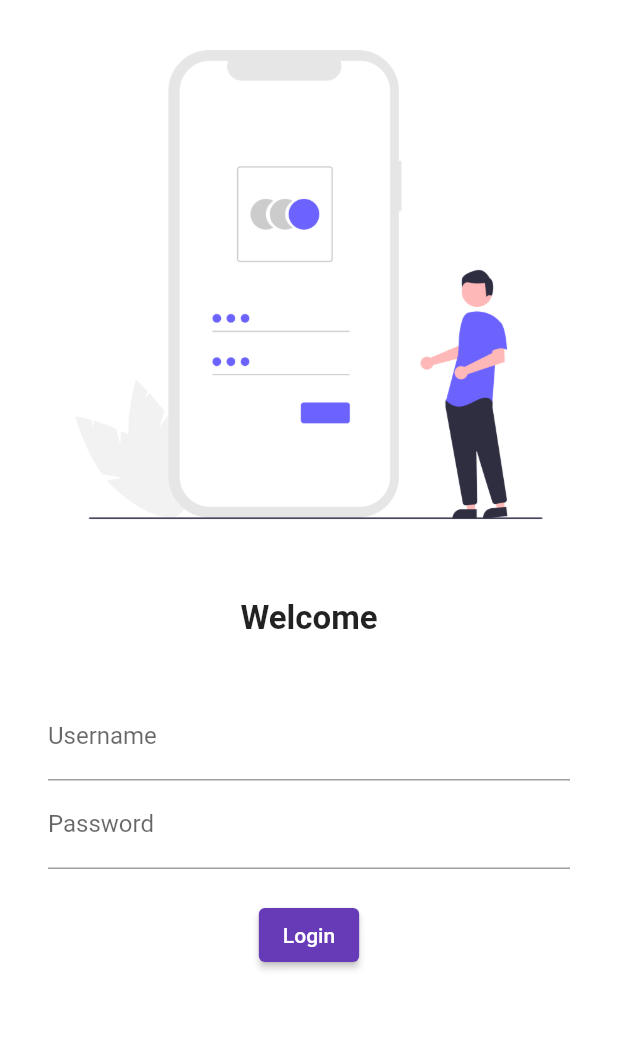
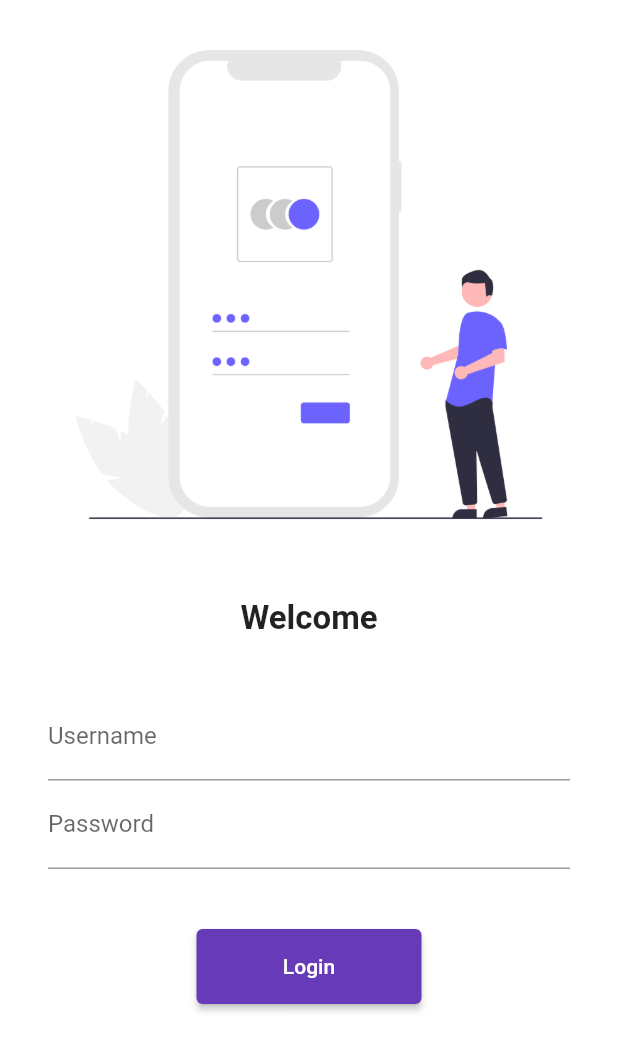
Before and after one commit to Ashutosh2504/flutter_1, a Flutter app: the screen it shows after launch, on a phone screen of 412 x 824 dp. Shown: the top 1051 px of the screen. Run offline on Flutter 3.47's test engine with Material 2 defaults, Android fonts, the phone set to English and light mode, and no system bars.

```diff
--- a/lib/main.dart
+++ b/lib/main.dart
@@ -1,6 +1,7 @@
 import 'package:flutter/material.dart';
 import 'package:flutter_1/pages/home_page.dart';
 import 'package:flutter_1/pages/login_page.dart';
+import 'package:flutter_1/util/routes.dart';
 
 void main() {
   runApp(MyApp());
@@ -25,8 +26,8 @@ class MyApp extends StatelessWidget {
       //initialRoute: "/home",
       routes: {
         "/": (context) => LoginPage(),
-        "/login": (context) => LoginPage(),
-        "/home": (context) => HomePage()
+        MyRoutes.loginRoute: (context) => LoginPage(),
+        MyRoutes.homeRoute: (context) => HomePage()
       },
     );
   }
--- a/lib/pages/login_page.dart
+++ b/lib/pages/login_page.dart
@@ -1,4 +1,5 @@
 import 'package:flutter/material.dart';
+import 'package:flutter_1/util/routes.dart';
 
 class LoginPage extends StatelessWidget {
   @override
@@ -26,6 +27,7 @@ class LoginPage extends StatelessWidget {
             Padding(
               padding:
                   const EdgeInsets.symmetric(vertical: 16.0, horizontal: 32.0),
+              child: SingleChildScrollView(
                 child: Column(
                   children: [
                     TextFormField(
@@ -43,15 +45,17 @@ class LoginPage extends StatelessWidget {
                     ),
                     SizedBox(
                       // creates empty box of specified height and we can add child also in it.
-                    height: 20,
+                      height: 40,
                     ),
                     ElevatedButton(
+                      style: TextButton.styleFrom(minimumSize: Size(150, 50)),
                       child: Text("Login"),
                       onPressed: () {
-                      print("Logged in ");
+                        Navigator.pushNamed(context, MyRoutes.homeRoute);
                       },
                     )
                   ],
+                ),
               ),
             ),
           ],
--- /dev/null
+++ b/lib/util/routes.dart
@@ -0,0 +1,4 @@
+class MyRoutes {
+  static String loginRoute = "/login";
+  static String homeRoute = "/home";
+}
```
Lines whose indentation alone changed are shown as unchanged.
